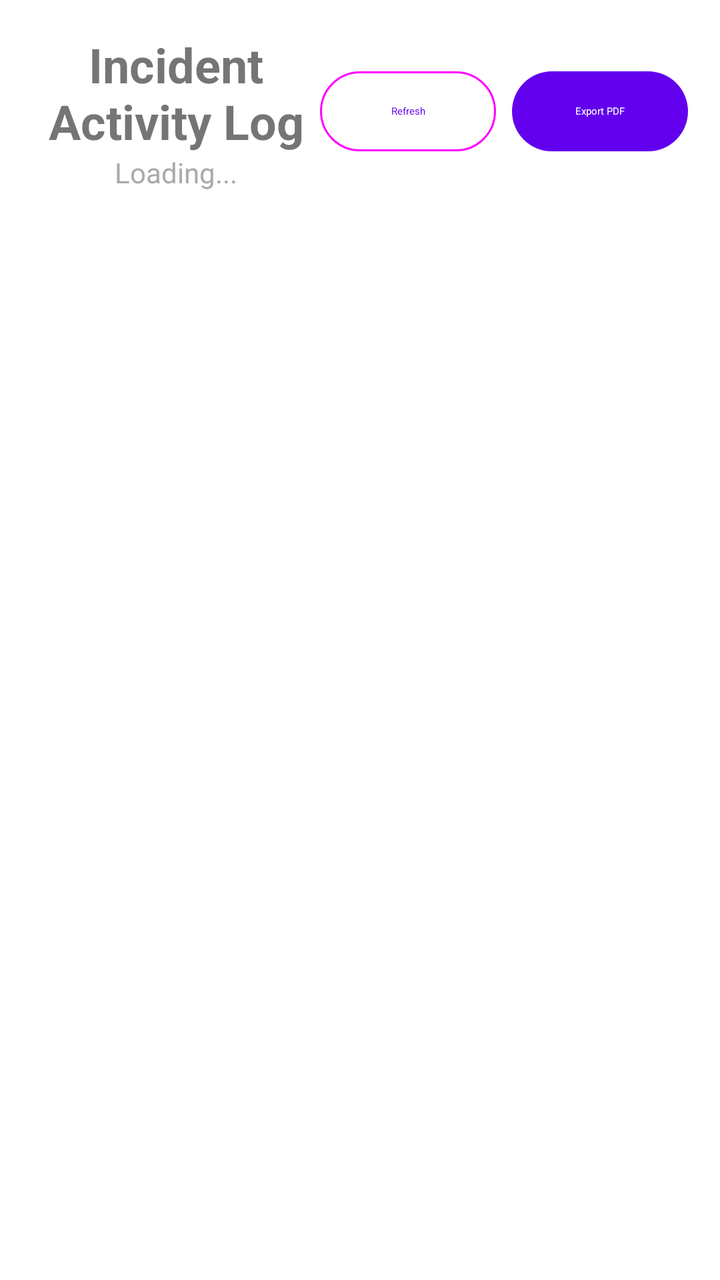
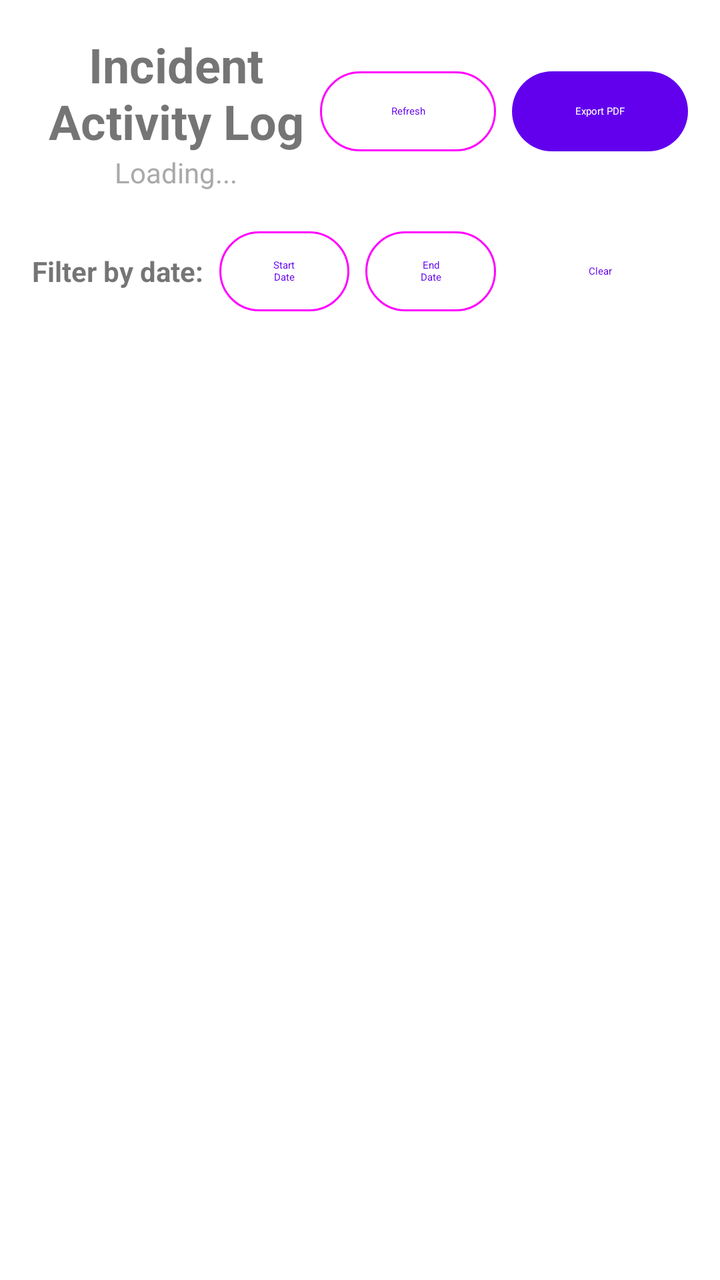

Before-and-after screenshots of an Android layout around one commit, followed by the original layout XML and the change that was made.
<!-- AndroidManifest.xml: application theme Theme.MyApplication -->
<!-- res/layout/fragment_activity_log.xml -->
<?xml version="1.0" encoding="utf-8"?>
<androidx.constraintlayout.widget.ConstraintLayout xmlns:android="http://schemas.android.com/apk/res/android"
    xmlns:app="http://schemas.android.com/apk/res-auto"
    xmlns:tools="http://schemas.android.com/tools"
    android:layout_width="match_parent"
    android:layout_height="match_parent"
    tools:context=".ui.activitylog.ActivityLogFragment">

    <LinearLayout
        android:id="@+id/layout_header"
        android:layout_width="match_parent"
        android:layout_height="wrap_content"
        android:layout_margin="16dp"
        android:orientation="horizontal"
        android:gravity="center_vertical"
        app:layout_constraintEnd_toEndOf="parent"
        app:layout_constraintStart_toStartOf="parent"
        app:layout_constraintTop_toTopOf="parent">

        <LinearLayout
            android:layout_width="0dp"
            android:layout_height="wrap_content"
            android:layout_weight="1"
            android:orientation="vertical">

            <TextView
                android:id="@+id/text_title"
                android:layout_width="match_parent"
                android:layout_height="wrap_content"
                android:text="Incident Activity Log"
                android:textAlignment="center"
                android:textSize="24sp"
                android:textStyle="bold" />

            <TextView
                android:id="@+id/text_incident_count"
                android:layout_width="match_parent"
                android:layout_height="wrap_content"
                android:text="Loading..."
                android:textAlignment="center"
                android:textSize="14sp"
                android:textColor="@android:color/darker_gray" />

        </LinearLayout>

        <LinearLayout
            android:layout_width="wrap_content"
            android:layout_height="wrap_content"
            android:orientation="horizontal">

            <Button
                android:id="@+id/btn_refresh"
                android:layout_width="wrap_content"
                android:layout_height="wrap_content"
                android:text="Refresh"
                android:layout_marginEnd="8dp"
                style="@style/Widget.Material3.Button.OutlinedButton" />

            <Button
                android:id="@+id/btn_export_pdf"
                android:layout_width="wrap_content"
                android:layout_height="wrap_content"
                android:text="Export PDF"
                style="@style/Widget.Material3.Button" />

        </LinearLayout>

    </LinearLayout>

    <androidx.recyclerview.widget.RecyclerView
        android:id="@+id/recycler_incidents"
        android:layout_width="0dp"
        android:layout_height="0dp"
        android:layout_marginTop="16dp"
        android:clipToPadding="false"
        android:paddingBottom="80dp"
        app:layout_constraintBottom_toBottomOf="parent"
        app:layout_constraintEnd_toEndOf="parent"
        app:layout_constraintStart_toStartOf="parent"
        app:layout_constraintTop_toBottomOf="@+id/layout_header"
        tools:listitem="@layout/item_incident" />

    
    <LinearLayout
        android:id="@+id/layout_empty_state"
        android:layout_width="wrap_content"
        android:layout_height="wrap_content"
        android:gravity="center"
        android:orientation="vertical"
        android:visibility="gone"
        app:layout_constraintBottom_toBottomOf="parent"
        app:layout_constraintEnd_toEndOf="parent"
        app:layout_constraintStart_toStartOf="parent"
        app:layout_constraintTop_toTopOf="parent">

        <TextView
            android:layout_width="wrap_content"
            android:layout_height="wrap_content"
            android:text="📋"
            android:textSize="48sp" />

        <TextView
            android:layout_width="wrap_content"
            android:layout_height="wrap_content"
            android:layout_marginTop="16dp"
            android:text="No incidents logged yet"
            android:textSize="18sp"
            android:textStyle="bold" />

        <TextView
            android:layout_width="wrap_content"
            android:layout_height="wrap_content"
            android:layout_marginTop="8dp"
            android:text="Create your first incident to see it here"
            android:textColor="@android:color/darker_gray"
            android:textSize="14sp" />

    </LinearLayout>

</androidx.constraintlayout.widget.ConstraintLayout>
<!-- res/layout/item_incident.xml (included above) -->
<?xml version="1.0" encoding="utf-8"?>
<androidx.cardview.widget.CardView xmlns:android="http://schemas.android.com/apk/res/android"
    xmlns:app="http://schemas.android.com/apk/res-auto"
    android:layout_width="match_parent"
    android:layout_height="wrap_content"
    android:layout_margin="8dp"
    app:cardCornerRadius="8dp"
    app:cardElevation="4dp">

    <androidx.constraintlayout.widget.ConstraintLayout
        android:layout_width="match_parent"
        android:layout_height="wrap_content"
        android:padding="16dp">

        
        <TextView
            android:id="@+id/text_incident_type"
            android:layout_width="0dp"
            android:layout_height="wrap_content"
            android:text="Security Breach"
            android:textSize="18sp"
            android:textStyle="bold"
            app:layout_constraintEnd_toStartOf="@+id/btn_edit_incident"
            app:layout_constraintStart_toStartOf="parent"
            app:layout_constraintTop_toTopOf="parent" />

        
        <ImageButton
            android:id="@+id/btn_edit_incident"
            android:layout_width="32dp"
            android:layout_height="32dp"
            android:background="?attr/selectableItemBackgroundBorderless"
            android:src="@android:drawable/ic_menu_edit"
            android:contentDescription="Edit incident"
            app:layout_constraintEnd_toStartOf="@+id/btn_delete_incident"
            app:layout_constraintTop_toTopOf="parent" />

        
        <ImageButton
            android:id="@+id/btn_delete_incident"
            android:layout_width="32dp"
            android:layout_height="32dp"
            android:background="?attr/selectableItemBackgroundBorderless"
            android:src="@android:drawable/ic_menu_delete"
            android:contentDescription="Delete incident"
            app:layout_constraintEnd_toStartOf="@+id/text_severity"
            app:layout_constraintTop_toTopOf="parent" />

        
        <TextView
            android:id="@+id/text_severity"
            android:layout_width="wrap_content"
            android:layout_height="wrap_content"
            android:background="@drawable/severity_badge_high"
            android:paddingHorizontal="12dp"
            android:paddingVertical="4dp"
            android:text="HIGH"
            android:textColor="@android:color/white"
            android:textSize="12sp"
            android:textStyle="bold"
            app:layout_constraintEnd_toEndOf="parent"
            app:layout_constraintTop_toTopOf="parent" />

        
        <TextView
            android:id="@+id/text_location"
            android:layout_width="0dp"
            android:layout_height="wrap_content"
            android:layout_marginTop="8dp"
            android:drawableStart="@android:drawable/ic_menu_mylocation"
            android:drawablePadding="8dp"
            android:text="Server Room A, Building 1"
            android:textSize="14sp"
            app:layout_constraintEnd_toEndOf="parent"
            app:layout_constraintStart_toStartOf="parent"
            app:layout_constraintTop_toBottomOf="@+id/text_incident_type" />

        
        <TextView
            android:id="@+id/text_description"
            android:layout_width="0dp"
            android:layout_height="wrap_content"
            android:layout_marginTop="8dp"
            android:ellipsize="end"
            android:maxLines="2"
            android:text="Unauthorized access detected to main database server. Multiple failed login attempts..."
            android:textColor="@android:color/darker_gray"
            android:textSize="14sp"
            app:layout_constraintEnd_toEndOf="parent"
            app:layout_constraintStart_toStartOf="parent"
            app:layout_constraintTop_toBottomOf="@+id/text_location" />

        
        <androidx.recyclerview.widget.RecyclerView
            android:id="@+id/recycler_attachments"
            android:layout_width="0dp"
            android:layout_height="wrap_content"
            android:layout_marginTop="8dp"
            android:visibility="gone"
            app:layout_constraintEnd_toEndOf="parent"
            app:layout_constraintStart_toStartOf="parent"
            app:layout_constraintTop_toBottomOf="@+id/text_description" />

        
        <LinearLayout
            android:id="@+id/layout_footer"
            android:layout_width="0dp"
            android:layout_height="wrap_content"
            android:layout_marginTop="12dp"
            android:orientation="horizontal"
            app:layout_constraintEnd_toEndOf="parent"
            app:layout_constraintStart_toStartOf="parent"
            app:layout_constraintTop_toBottomOf="@+id/recycler_attachments">

            <TextView
                android:id="@+id/text_timestamp"
                android:layout_width="0dp"
                android:layout_height="wrap_content"
                android:layout_weight="1"
                android:drawableStart="@android:drawable/ic_menu_recent_history"
                android:drawablePadding="4dp"
                android:text="2023-12-01 14:30"
                android:textSize="12sp" />

            <TextView
                android:id="@+id/text_case_number"
                android:layout_width="wrap_content"
                android:layout_height="wrap_content"
                android:layout_marginStart="16dp"
                android:background="@drawable/case_number_badge"
                android:paddingHorizontal="8dp"
                android:paddingVertical="2dp"
                android:text="INC-2023-001"
                android:textSize="10sp"
                android:textStyle="bold"
                android:visibility="gone" />

            <TextView
                android:id="@+id/text_reported"
                android:layout_width="wrap_content"
                android:layout_height="wrap_content"
                android:layout_marginStart="8dp"
                android:drawableStart="@android:drawable/ic_menu_call"
                android:drawablePadding="4dp"
                android:text="Reported"
                android:textColor="@android:color/holo_green_dark"
                android:textSize="12sp"
                android:visibility="gone" />

        </LinearLayout>

    </androidx.constraintlayout.widget.ConstraintLayout>

</androidx.cardview.widget.CardView>
<!-- resources referenced by this layout -->
<resources>
  <!-- drawable case_number_badge (drawable) -->
  <?xml version="1.0" encoding="utf-8"?>
  <shape xmlns:android="http://schemas.android.com/apk/res/android"
      android:shape="rectangle">
      <solid android:color="@android:color/darker_gray" />
      <corners android:radius="8dp" />
  </shape>
  <!-- drawable severity_badge_high (drawable) -->
  <?xml version="1.0" encoding="utf-8"?>
  <shape xmlns:android="http://schemas.android.com/apk/res/android"
      android:shape="rectangle">
      <solid android:color="@android:color/holo_red_dark" />
      <corners android:radius="12dp" />
  </shape>
  <style name="Theme.MyApplication" parent="Theme.MaterialComponents.DayNight.DarkActionBar">
          
          <item name="colorPrimary">@color/purple_500</item>
          <item name="colorPrimaryVariant">@color/purple_700</item>
          <item name="colorOnPrimary">@color/white</item>
          
          <item name="colorSecondary">@color/teal_200</item>
          <item name="colorSecondaryVariant">@color/teal_700</item>
          <item name="colorOnSecondary">@color/black</item>
          
          <item name="android:statusBarColor">?attr/colorPrimaryVariant</item>
          
      </style>
  <color name="purple_500">#FF6200EE</color>
  <color name="purple_700">#FF3700B3</color>
  <color name="white">#FFFFFFFF</color>
  <color name="teal_200">#FF03DAC5</color>
  <color name="teal_700">#FF018786</color>
  <color name="black">#FF000000</color>
</resources>

<!-- the commit's change to res/layout/fragment_activity_log.xml (unified diff, before → after) -->
@@ -11,57 +11,108 @@
         android:layout_width="match_parent"
         android:layout_height="wrap_content"
         android:layout_margin="16dp"
-        android:orientation="horizontal"
-        android:gravity="center_vertical"
+        android:orientation="vertical"
         app:layout_constraintEnd_toEndOf="parent"
         app:layout_constraintStart_toStartOf="parent"
         app:layout_constraintTop_toTopOf="parent">
 
         <LinearLayout
-            android:layout_width="0dp"
-            android:layout_height="wrap_content"
-            android:layout_weight="1"
-            android:orientation="vertical">
+            android:layout_width="match_parent"
+            android:layout_height="wrap_content"
+            android:orientation="horizontal"
+            android:gravity="center_vertical">
+
+            <LinearLayout
+                android:layout_width="0dp"
+                android:layout_height="wrap_content"
+                android:layout_weight="1"
+                android:orientation="vertical">
+
+                <TextView
+                    android:id="@+id/text_title"
+                    android:layout_width="match_parent"
+                    android:layout_height="wrap_content"
+                    android:text="Incident Activity Log"
+                    android:textAlignment="center"
+                    android:textSize="24sp"
+                    android:textStyle="bold" />
+
+                <TextView
+                    android:id="@+id/text_incident_count"
+                    android:layout_width="match_parent"
+                    android:layout_height="wrap_content"
+                    android:text="Loading..."
+                    android:textAlignment="center"
+                    android:textSize="14sp"
+                    android:textColor="@android:color/darker_gray" />
+
+            </LinearLayout>
+
+            <LinearLayout
+                android:layout_width="wrap_content"
+                android:layout_height="wrap_content"
+                android:orientation="horizontal">
+
+                <Button
+                    android:id="@+id/btn_refresh"
+                    android:layout_width="wrap_content"
+                    android:layout_height="wrap_content"
+                    android:text="Refresh"
+                    android:layout_marginEnd="8dp"
+                    style="@style/Widget.Material3.Button.OutlinedButton" />
+
+                <Button
+                    android:id="@+id/btn_export_pdf"
+                    android:layout_width="wrap_content"
+                    android:layout_height="wrap_content"
+                    android:text="Export PDF"
+                    style="@style/Widget.Material3.Button" />
+
+            </LinearLayout>
+
+        </LinearLayout>
+
+        
+        <LinearLayout
+            android:layout_width="match_parent"
+            android:layout_height="wrap_content"
+            android:layout_marginTop="16dp"
+            android:orientation="horizontal"
+            android:gravity="center_vertical">
 
             <TextView
-                android:id="@+id/text_title"
-                android:layout_width="match_parent"
-                android:layout_height="wrap_content"
-                android:text="Incident Activity Log"
-                android:textAlignment="center"
-                android:textSize="24sp"
-                android:textStyle="bold" />
-
-            <TextView
-                android:id="@+id/text_incident_count"
-                android:layout_width="match_parent"
-                android:layout_height="wrap_content"
-                android:text="Loading..."
-                android:textAlignment="center"
+                android:layout_width="wrap_content"
+                android:layout_height="wrap_content"
+                android:text="Filter by date:"
                 android:textSize="14sp"
-                android:textColor="@android:color/darker_gray" />
-
-        </LinearLayout>
-
-        <LinearLayout
-            android:layout_width="wrap_content"
-            android:layout_height="wrap_content"
-            android:orientation="horizontal">
+                android:textStyle="bold"
+                android:layout_marginEnd="8dp" />
 
             <Button
-                android:id="@+id/btn_refresh"
-                android:layout_width="wrap_content"
-                android:layout_height="wrap_content"
-                android:text="Refresh"
+                android:id="@+id/btn_start_date"
+                android:layout_width="0dp"
+                android:layout_height="wrap_content"
+                android:layout_weight="1"
+                android:text="Start Date"
+                android:layout_marginEnd="4dp"
+                style="@style/Widget.Material3.Button.OutlinedButton" />
+
+            <Button
+                android:id="@+id/btn_end_date"
+                android:layout_width="0dp"
+                android:layout_height="wrap_content"
+                android:layout_weight="1"
+                android:text="End Date"
+                android:layout_marginStart="4dp"
                 android:layout_marginEnd="8dp"
                 style="@style/Widget.Material3.Button.OutlinedButton" />
 
             <Button
-                android:id="@+id/btn_export_pdf"
-                android:layout_width="wrap_content"
-                android:layout_height="wrap_content"
-                android:text="Export PDF"
-                style="@style/Widget.Material3.Button" />
+                android:id="@+id/btn_clear_filter"
+                android:layout_width="wrap_content"
+                android:layout_height="wrap_content"
+                android:text="Clear"
+                style="@style/Widget.Material3.Button.TextButton" />
 
         </LinearLayout>
 
